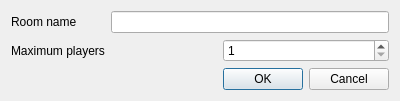
Old version of the form src/ui/creategamedialog.ui in the repository gvillanueva/wargames-client.
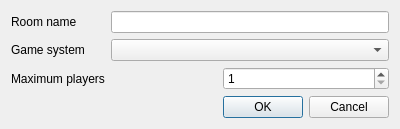
New version of the form.

Commit message:
Add required Game system option
Gathers list of installed game systems from the server. Also updates to
adapt to changes in the JSON-RPC API.

What changed in the file:
```diff
--- a/src/ui/creategamedialog.ui
+++ b/src/ui/creategamedialog.ui
@@ -7,45 +7,24 @@
     <x>0</x>
     <y>0</y>
     <width>400</width>
-    <height>93</height>
+    <height>119</height>
    </rect>
   </property>
   <property name="windowTitle">
    <string>Create game</string>
   </property>
   <layout class="QGridLayout" name="gridLayout">
-   <item row="0" column="0">
-    <widget class="QLabel" name="lblRoomName">
-     <property name="text">
-      <string>Room name</string>
-     </property>
-    </widget>
-   </item>
-   <item row="0" column="1" colspan="2">
-    <widget class="QLineEdit" name="leRoomName"/>
-   </item>
-   <item row="1" column="0">
+   <item row="2" column="0">
     <widget class="QLabel" name="lblMaxPlayers">
      <property name="text">
       <string>Maximum players</string>
      </property>
     </widget>
    </item>
-   <item row="3" column="2">
-    <widget class="QDialogButtonBox" name="bbButtons">
-     <property name="standardButtons">
-      <set>QDialogButtonBox::Cancel|QDialogButtonBox::Ok</set>
-     </property>
-    </widget>
+   <item row="0" column="1" colspan="2">
+    <widget class="QLineEdit" name="leRoomName"/>
    </item>
-   <item row="1" column="2">
-    <widget class="QSpinBox" name="sbMaxPlayers">
-     <property name="minimum">
-      <number>1</number>
-     </property>
-    </widget>
-   </item>
-   <item row="1" column="1">
+   <item row="2" column="1">
     <spacer name="hsMaxPlayers">
      <property name="orientation">
       <enum>Qt::Horizontal</enum>
@@ -58,6 +37,37 @@
      </property>
     </spacer>
    </item>
+   <item row="0" column="0">
+    <widget class="QLabel" name="lblRoomName">
+     <property name="text">
+      <string>Room name</string>
+     </property>
+    </widget>
+   </item>
+   <item row="2" column="2">
+    <widget class="QSpinBox" name="sbMaxPlayers">
+     <property name="minimum">
+      <number>1</number>
+     </property>
+    </widget>
+   </item>
+   <item row="4" column="2">
+    <widget class="QDialogButtonBox" name="bbButtons">
+     <property name="standardButtons">
+      <set>QDialogButtonBox::Cancel|QDialogButtonBox::Ok</set>
+     </property>
+    </widget>
+   </item>
+   <item row="1" column="1" colspan="2">
+    <widget class="QComboBox" name="cmbSystem"/>
+   </item>
+   <item row="1" column="0">
+    <widget class="QLabel" name="lblSystem">
+     <property name="text">
+      <string>Game system</string>
+     </property>
+    </widget>
+   </item>
   </layout>
  </widget>
  <resources/>
```
The commit also changes 2 other files.
